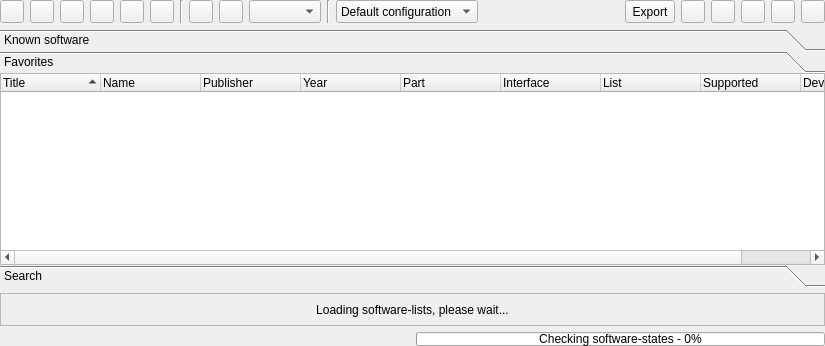
Before: the Qt Designer form softwarelist.ui in qmc2/qmc2-mame-fe, drawn with Qt 5.
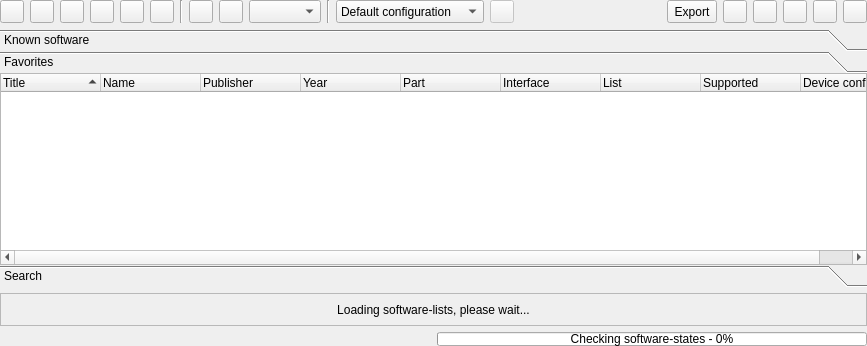
After: the same form once the commit is applied. The open tabs and pages were chosen to show the change. Icons and pictures are not drawn.

Commit message: new: support for system- and software-manuals is working completely now and has been promoted to non-WIP :)

Diff of the .ui file:
```diff
--- a/softwarelist.ui
+++ b/softwarelist.ui
@@ -7,7 +7,7 @@
    <rect>
     <x>0</x>
     <y>0</y>
-    <width>825</width>
+    <width>867</width>
     <height>346</height>
    </rect>
   </property>
@@ -249,6 +249,29 @@
        </item>
       </widget>
      </item>
+     <item>
+      <widget class="QToolButton" name="toolButtonManualOpenInViewer">
+       <property name="enabled">
+        <bool>false</bool>
+       </property>
+       <property name="sizePolicy">
+        <sizepolicy hsizetype="Fixed" vsizetype="Minimum">
+         <horstretch>0</horstretch>
+         <verstretch>0</verstretch>
+        </sizepolicy>
+       </property>
+       <property name="toolTip">
+        <string>Open manual in PDF viewer</string>
+       </property>
+       <property name="statusTip">
+        <string>Open manual in PDF viewer</string>
+       </property>
+       <property name="icon">
+        <iconset resource="qmc2.qrc">
+         <normaloff>:/data/img/no_book.png</normaloff>:/data/img/no_book.png</iconset>
+       </property>
+      </widget>
+     </item>
      <item>
       <spacer name="horizontalSpacer">
        <property name="orientation">
@@ -582,8 +605,8 @@
        <rect>
         <x>0</x>
         <y>0</y>
-        <width>825</width>
-        <height>186</height>
+        <width>96</width>
+        <height>74</height>
        </rect>
       </property>
       <attribute name="icon">
```
Left out of the diff: 9 changed lines with no effect on the pictures. The commit also changes 18 other files.
